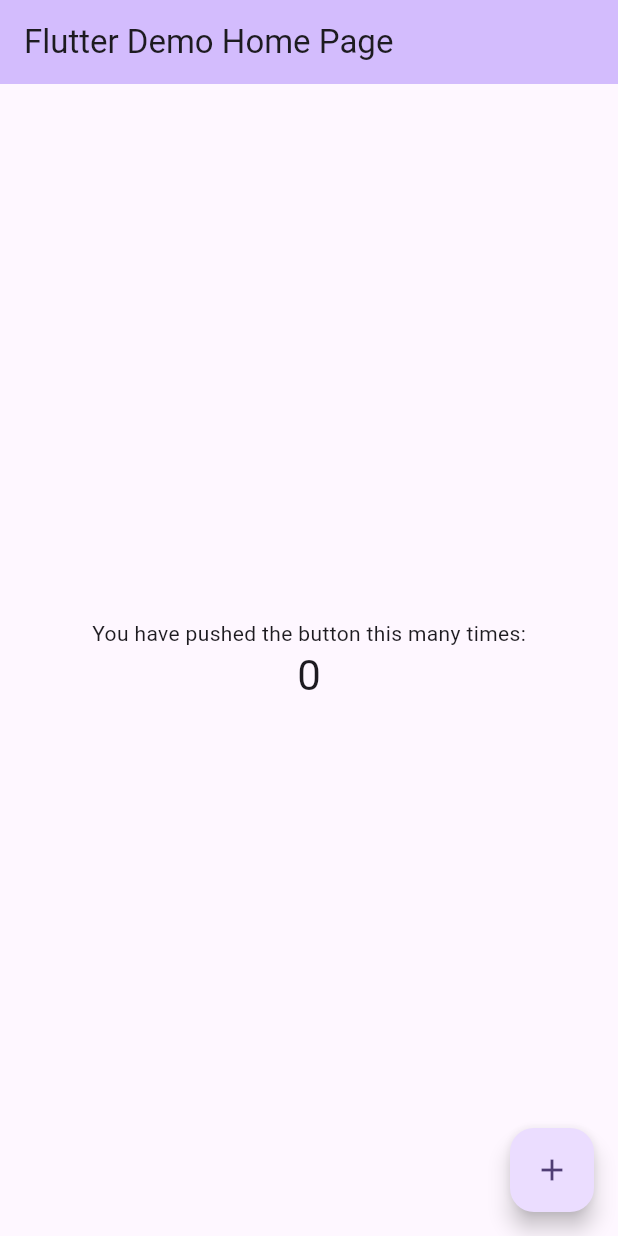
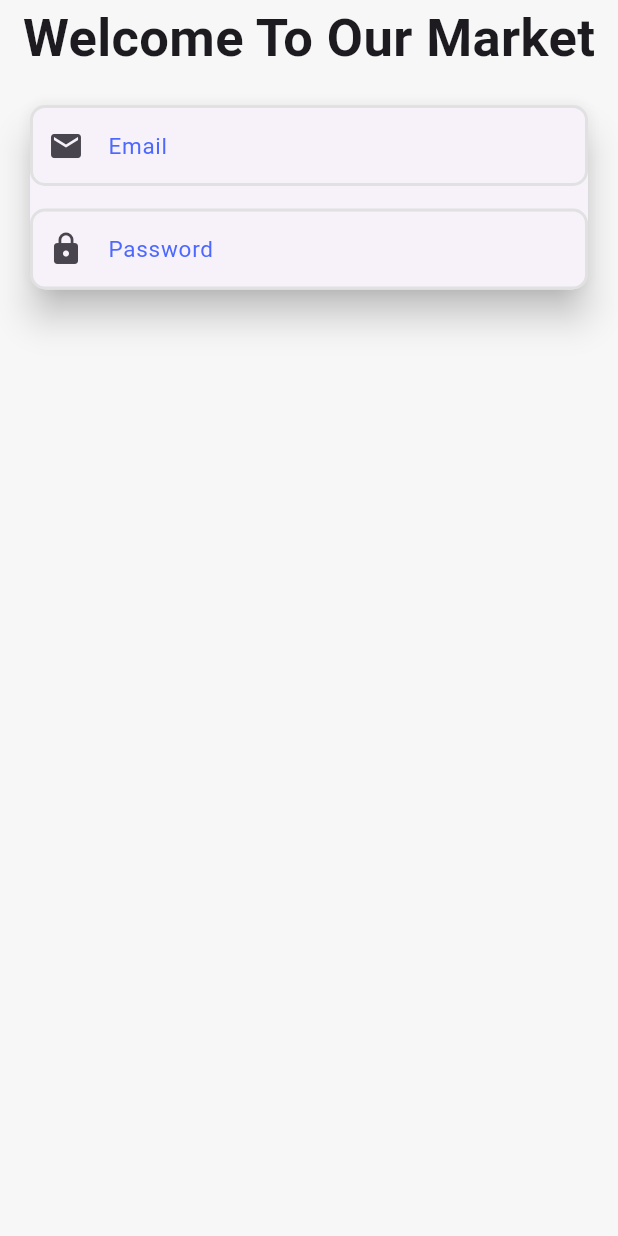
Before and after one commit to M-Waleed-Elsherbeny/E_Commerce_Market, a Flutter app: the screen it shows after launch, on a phone screen of 412 x 824 dp. Run offline on Flutter 3.47's test engine with Material 3 defaults, Android fonts, the phone set to English and light mode, and no system bars.

Commit message:
Preparing login Screen UI

```diff
--- a/lib/main.dart
+++ b/lib/main.dart
@@ -1,4 +1,6 @@
 import 'package:flutter/material.dart';
+import 'package:my_e_commerce_app/core/colors/app_colors.dart';
+import 'package:my_e_commerce_app/screens/auth/UI/login_screen.dart';
 
 void main() {
   runApp(const MyApp());
@@ -11,112 +13,10 @@ class MyApp extends StatelessWidget {
   @override
   Widget build(BuildContext context) {
     return MaterialApp(
-      title: 'Flutter Demo',
-      theme: ThemeData(
-        // This is the theme of your application.
-        //
-        // TRY THIS: Try running your application with "flutter run". You'll see
-        // the application has a purple toolbar. Then, without quitting the app,
-        // try changing the seedColor in the colorScheme below to Colors.green
-        // and then invoke "hot reload" (save your changes or press the "hot
-        // reload" button in a Flutter-supported IDE, or press "r" if you used
-        // the command line to start the app).
-        //
-        // Notice that the counter didn't reset back to zero; the application
-        // state is not lost during the reload. To reset the state, use hot
-        // restart instead.
-        //
-        // This works for code too, not just values: Most code changes can be
-        // tested with just a hot reload.
-        colorScheme: ColorScheme.fromSeed(seedColor: Colors.deepPurple),
-      ),
-      home: const MyHomePage(title: 'Flutter Demo Home Page'),
+      title: 'E-Commerce Market',
+      debugShowCheckedModeBanner: false,
+      theme: ThemeData(scaffoldBackgroundColor: AppColors.kScaffoldColor),
+      home: LoginScreen(),
     );
   }
 }
-
-class MyHomePage extends StatefulWidget {
-  const MyHomePage({super.key, required this.title});
-
-  // This widget is the home page of your application. It is stateful, meaning
-  // that it has a State object (defined below) that contains fields that affect
-  // how it looks.
-
-  // This class is the configuration for the state. It holds the values (in this
-  // case the title) provided by the parent (in this case the App widget) and
-  // used by the build method of the State. Fields in a Widget subclass are
-  // always marked "final".
-
-  final String title;
-
-  @override
-  State<MyHomePage> createState() => _MyHomePageState();
-}
-
-class _MyHomePageState extends State<MyHomePage> {
-  int _counter = 0;
-
-  void _incrementCounter() {
-    setState(() {
-      // This call to setState tells the Flutter framework that something has
-      // changed in this State, which causes it to rerun the build method below
-      // so that the display can reflect the updated values. If we changed
-      // _counter without calling setState(), then the build method would not be
-      // called again, and so nothing would appear to happen.
-      _counter++;
-    });
-  }
-
-  @override
-  Widget build(BuildContext context) {
-    // This method is rerun every time setState is called, for instance as done
-    // by the _incrementCounter method above.
-    //
-    // The Flutter framework has been optimized to make rerunning build methods
-    // fast, so that you can just rebuild anything that needs updating rather
-    // than having to individually change instances of widgets.
-    return Scaffold(
-      appBar: AppBar(
-        // TRY THIS: Try changing the color here to a specific color (to
-        // Colors.amber, perhaps?) and trigger a hot reload to see the AppBar
-        // change color while the other colors stay the same.
-        backgroundColor: Theme.of(context).colorScheme.inversePrimary,
-        // Here we take the value from the MyHomePage object that was created by
-        // the App.build method, and use it to set our appbar title.
-        title: Text(widget.title),
-      ),
-      body: Center(
-        // Center is a layout widget. It takes a single child and positions it
-        // in the middle of the parent.
-        child: Column(
-          // Column is also a layout widget. It takes a list of children and
-          // arranges them vertically. By default, it sizes itself to fit its
-          // children horizontally, and tries to be as tall as its parent.
-          //
-          // Column has various properties to control how it sizes itself and
-          // how it positions its children. Here we use mainAxisAlignment to
-          // center the children vertically; the main axis here is the vertical
-          // axis because Columns are vertical (the cross axis would be
-          // horizontal).
-          //
-          // TRY THIS: Invoke "debug painting" (choose the "Toggle Debug Paint"
-          // action in the IDE, or press "p" in the console), to see the
-          // wireframe for each widget.
-          mainAxisAlignment: MainAxisAlignment.center,
-          children: <Widget>[
-            const Text('You have pushed the button this many times:'),
-            Text(
-              '$_counter',
-              style: Theme.of(context).textTheme.headlineMedium,
-            ),
-          ],
-        ),
-      ),
-      floatingActionButton: FloatingActionButton(
-        onPressed: _incrementCounter,
-        tooltip: 'Increment',
-        child: const Icon(Icons.add),
-      ), // This trailing comma makes auto-formatting nicer for build methods.
-    );
-  }
-}
--- /dev/null
+++ b/lib/screens/auth/UI/login_screen.dart
@@ -0,0 +1,101 @@
+import 'package:flutter/material.dart';
+import 'package:my_e_commerce_app/core/colors/app_colors.dart';
+
+class LoginScreen extends StatefulWidget {
+  const LoginScreen({super.key});
+
+  @override
+  State<LoginScreen> createState() => _LoginScreenState();
+}
+
+class _LoginScreenState extends State<LoginScreen> {
+  @override
+  Widget build(BuildContext context) {
+    return Scaffold(
+      body: SafeArea(
+        child: Center(
+          child: Column(
+            children: [
+              Text(
+                "Welcome To Our Market",
+                style: TextStyle(fontSize: 35, fontWeight: FontWeight.bold),
+              ),
+              Card(
+                elevation: 10,
+                margin: EdgeInsets.all(20),
+                child: Column(
+                  children: [
+                    CustomTextFormField(
+                      labelText: "Email",
+                      prefixIcon: IconButton(
+                        onPressed: () {},
+                        icon: Icon(Icons.email),
+                      ),
+                    ),
+                    SizedBox(height: 15),
+                    CustomTextFormField(
+                      labelText: "Password",
+                      prefixIcon: IconButton(
+                        onPressed: () {},
+                        icon: Icon(Icons.lock),
+                      ),
+                    ),
+                  ],
+                ),
+              ),
+            ],
+          ),
+        ),
+      ),
+    );
+  }
+}
+
+class CustomTextFormField extends StatelessWidget {
+  final String labelText;
+  final Widget? prefixIcon;
+  const CustomTextFormField({
+    super.key,
+    required this.labelText,
+    this.prefixIcon,
+  });
+
+  @override
+  Widget build(BuildContext context) {
+    return TextFormField(
+      validator: (value) {
+        if (value == null || value.isEmpty) {
+          return 'This field is required';
+        }
+        return null;
+      },
+      keyboardType: TextInputType.emailAddress,
+      cursorColor: AppColors.kPrimaryColor,
+
+      decoration: InputDecoration(
+        contentPadding: EdgeInsets.symmetric(horizontal: 20, vertical: 15),
+        prefixIcon: prefixIcon,
+        label: Text(
+          labelText,
+          style: TextStyle(fontSize: 15, color: AppColors.kPrimaryColor),
+        ),
+        border: OutlineInputBorder(
+          borderRadius: BorderRadius.circular(10),
+          borderSide: BorderSide(color: AppColors.kBorderSideColor, width: 2),
+        ),
+        focusedBorder: OutlineInputBorder(
+          borderRadius: BorderRadius.circular(10),
+          borderSide: BorderSide(color: AppColors.kBorderSideColor, width: 2),
+        ),
+        enabledBorder: OutlineInputBorder(
+          borderRadius: BorderRadius.circular(10),
+          borderSide: BorderSide(color: AppColors.kBorderSideColor, width: 2),
+        ),
+        errorBorder: OutlineInputBorder(
+          borderRadius: BorderRadius.circular(10),
+          borderSide: BorderSide(color: Colors.red, width: 2),
+        ),
+      ),
+    );
+  }
+}
```
